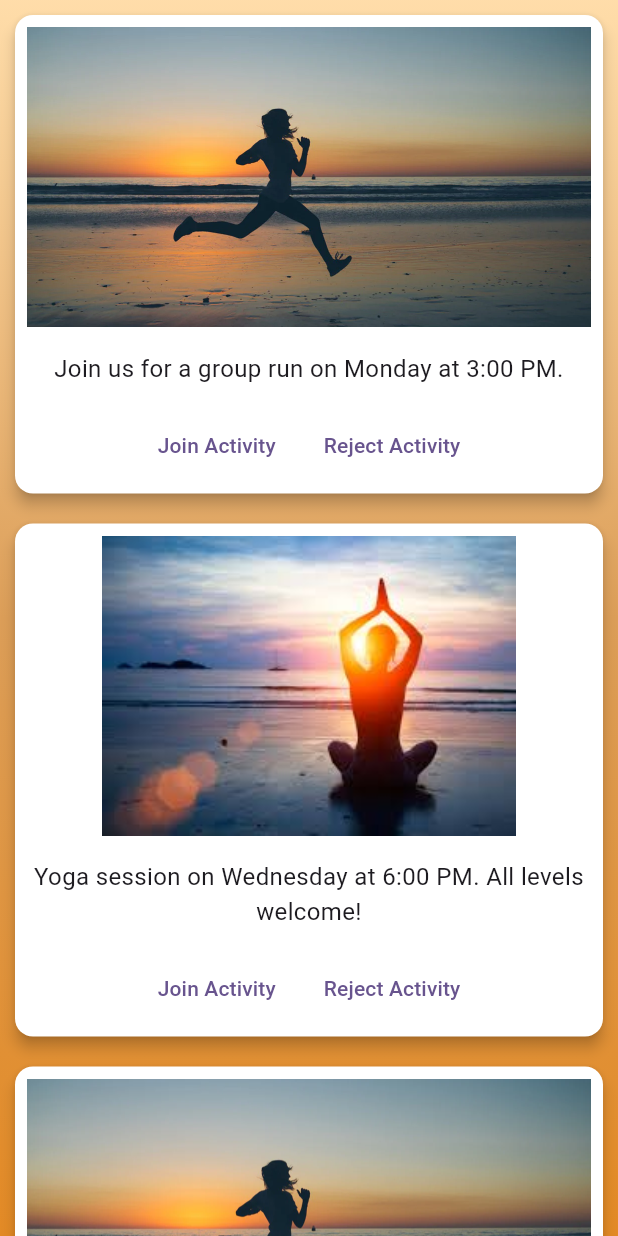
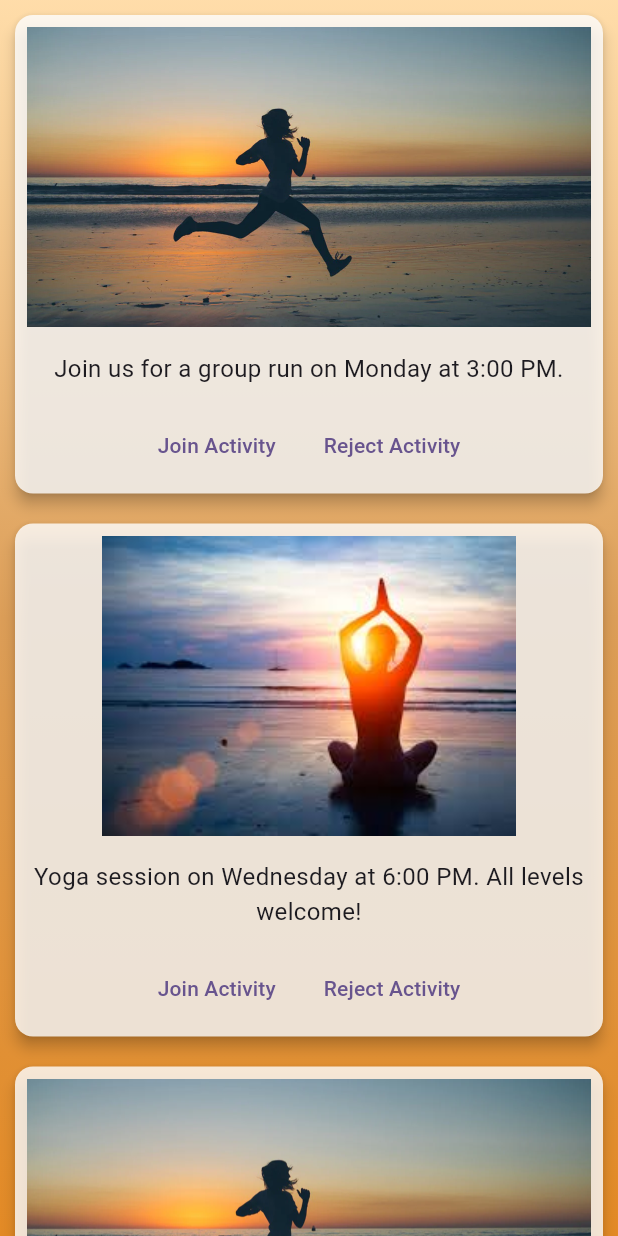
Before and after one commit to Kacpre23/PeakFlow, a Flutter app: the ActivityCardView screen opened directly, on a phone screen of 412 x 824 dp. Run offline on Flutter 3.47's test engine with Material 3 defaults, Android fonts, the phone set to English and light mode, and no system bars; our stand-ins replace cloud_firestore, firebase_auth, firebase_core, firebase_storage, flutter_card_swiper, image_picker and 1 more; accounts and stored records are empty.

Commit message:
tinder and groups - done

```diff
--- a/lib/join_group/join_group_view.dart
+++ b/lib/join_group/join_group_view.dart
@@ -52,7 +52,7 @@ class ActivityCard extends StatelessWidget {
   Widget build(BuildContext context) {
     return Card(
       margin: EdgeInsets.all(10.0),
-      color: Colors.white, // Białe tło karty
+      color: Colors.white.withOpacity(0.8), // Lekko przezroczyste tło karty
       elevation: 4, // Dodanie cienia do karty
       child: Column(
         crossAxisAlignment: CrossAxisAlignment.center, // Wyśrodkowanie
```
Also changed, not shown: lib/MainPage/home_page_view.dart (+3 -9 lines).
